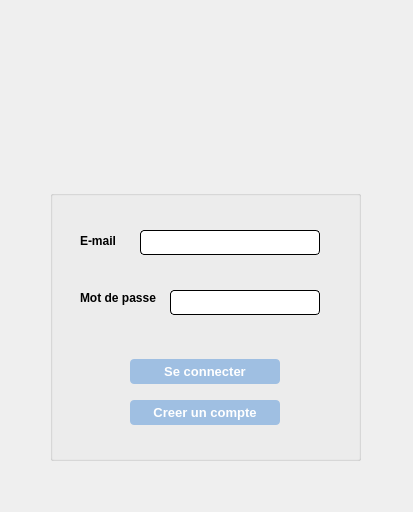
aminabkl/Departement_Management, file login.ui: the form before one commit.
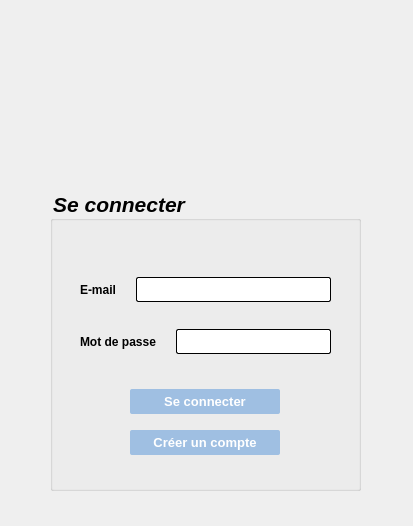
The form after the commit.

Commit message: signup conditions & log out option & login signup interface

What changed in the file:
```diff
--- a/login.ui
+++ b/login.ui
@@ -7,7 +7,7 @@
     <x>0</x>
     <y>0</y>
     <width>413</width>
-    <height>512</height>
+    <height>526</height>
    </rect>
   </property>
   <property name="windowTitle">
@@ -22,9 +22,16 @@
      <x>50</x>
      <y>190</y>
      <width>311</width>
-     <height>271</height>
+     <height>301</height>
     </rect>
    </property>
+   <property name="font">
+    <font>
+     <pointsize>16</pointsize>
+     <italic>true</italic>
+     <bold>true</bold>
+    </font>
+   </property>
    <property name="mouseTracking">
     <bool>false</bool>
    </property>
@@ -35,13 +42,13 @@
     <string notr="true">color: rgb(0, 0, 0);</string>
    </property>
    <property name="title">
-    <string/>
+    <string>Se connecter</string>
    </property>
    <widget class="QPushButton" name="Signup_Button">
     <property name="geometry">
      <rect>
       <x>80</x>
-      <y>210</y>
+      <y>240</y>
       <width>150</width>
       <height>25</height>
      </rect>
@@ -61,7 +68,7 @@
     <property name="styleSheet">
      <string notr="true">QPushButton{
 color: #ffffff;
-border-radius:4px;
+border-radius:2px;
 background-color: rgb(159, 191, 226);
 height: 25px;
 font-size:13px;
@@ -76,44 +83,14 @@
 }</string>
     </property>
     <property name="text">
-     <string>Creer un compte</string>
-    </property>
-   </widget>
-   <widget class="QLineEdit" name="email">
-    <property name="geometry">
-     <rect>
-      <x>90</x>
-      <y>40</y>
-      <width>180</width>
-      <height>25</height>
-     </rect>
-    </property>
-    <property name="maximumSize">
-     <size>
-      <width>250</width>
-      <height>200</height>
-     </size>
-    </property>
-    <property name="styleSheet">
-     <string notr="true">QLineEdit{
-	background-color: rgb(255, 255, 255);
-	 border: 1px  solid;
-     border-radius: 4px;
-
-}</string>
-    </property>
-    <property name="frame">
-     <bool>true</bool>
-    </property>
-    <property name="echoMode">
-     <enum>QLineEdit::Normal</enum>
+     <string>Créer un compte</string>
     </property>
    </widget>
    <widget class="QPushButton" name="loginButton">
     <property name="geometry">
      <rect>
       <x>80</x>
-      <y>169</y>
+      <y>199</y>
       <width>150</width>
       <height>25</height>
      </rect>
@@ -133,7 +110,7 @@
     <property name="styleSheet">
      <string notr="true">QPushButton{
 color: #ffffff;
-border-radius:4px;
+border-radius:2px;
 background-color: rgb(159, 191, 226);
 height: 25px;
 font-size:13px;
@@ -151,63 +128,100 @@
      <string>Se connecter</string>
     </property>
    </widget>
-   <widget class="QLabel" name="label_2">
+   <widget class="QWidget" name="">
     <property name="geometry">
      <rect>
       <x>30</x>
-      <y>100</y>
-      <width>81</width>
-      <height>16</height>
+      <y>80</y>
+      <width>251</width>
+      <height>91</height>
      </rect>
     </property>
-    <property name="font">
-     <font>
-      <pointsize>9</pointsize>
-      <bold>true</bold>
-     </font>
-    </property>
-    <property name="text">
-     <string>Mot de passe</string>
-    </property>
-   </widget>
-   <widget class="QLineEdit" name="password">
-    <property name="geometry">
-     <rect>
-      <x>120</x>
-      <y>100</y>
-      <width>150</width>
-      <height>25</height>
-     </rect>
-    </property>
-    <property name="styleSheet">
-     <string notr="true">QLineEdit{
+    <layout class="QVBoxLayout" name="verticalLayout">
+     <property name="spacing">
+      <number>20</number>
+     </property>
+     <item>
+      <layout class="QHBoxLayout" name="horizontalLayout">
+       <item>
+        <widget class="QLabel" name="label">
+         <property name="font">
+          <font>
+           <pointsize>9</pointsize>
+           <bold>true</bold>
+          </font>
+         </property>
+         <property name="text">
+          <string>E-mail</string>
+         </property>
+        </widget>
+       </item>
+       <item>
+        <widget class="QLineEdit" name="email">
+         <property name="maximumSize">
+          <size>
+           <width>16777215</width>
+           <height>25</height>
+          </size>
+         </property>
+         <property name="styleSheet">
+          <string notr="true">QLineEdit{
 	background-color: rgb(255, 255, 255);
 	 border: 1px  solid;
-     border-radius: 4px;
+     border-radius: 2px;
 }</string>
-    </property>
-    <property name="echoMode">
-     <enum>QLineEdit::Password</enum>
-    </property>
-   </widget>
-   <widget class="QLabel" name="label">
-    <property name="geometry">
-     <rect>
-      <x>30</x>
-      <y>40</y>
-      <width>41</width>
-      <height>21</height>
-     </rect>
-    </property>
-    <property name="font">
-     <font>
-      <pointsize>9</pointsize>
-      <bold>true</bold>
-     </font>
-    </property>
-    <property name="text">
-     <string>E-mail</string>
-    </property>
+         </property>
+         <property name="frame">
+          <bool>true</bool>
+         </property>
+         <property name="echoMode">
+          <enum>QLineEdit::Normal</enum>
+         </property>
+        </widget>
+       </item>
+      </layout>
+     </item>
+     <item>
+      <layout class="QHBoxLayout" name="horizontalLayout_2">
+       <item>
+        <widget class="QLabel" name="label_2">
+         <property name="font">
+          <font>
+           <pointsize>9</pointsize>
+           <bold>true</bold>
+          </font>
+         </property>
+         <property name="text">
+          <string>Mot de passe</string>
+         </property>
+        </widget>
+       </item>
+       <item>
+        <widget class="QLineEdit" name="password">
+         <property name="maximumSize">
+          <size>
+           <width>16777215</width>
+           <height>25</height>
+          </size>
+         </property>
+         <property name="styleSheet">
+          <string notr="true">QLineEdit{
+	background-color: rgb(255, 255, 255);
+	 border: 1px  solid;
+     border-radius: 2px;
+}</string>
+         </property>
+         <property name="frame">
+          <bool>true</bool>
+         </property>
+         <property name="echoMode">
+          <enum>QLineEdit::Password</enum>
+         </property>
+        </widget>
+       </item>
+      </layout>
+     </item>
+    </layout>
    </widget>
   </widget>
   <widget class="QLabel" name="FstLogo">
```
The commit also changes 8 other files.
